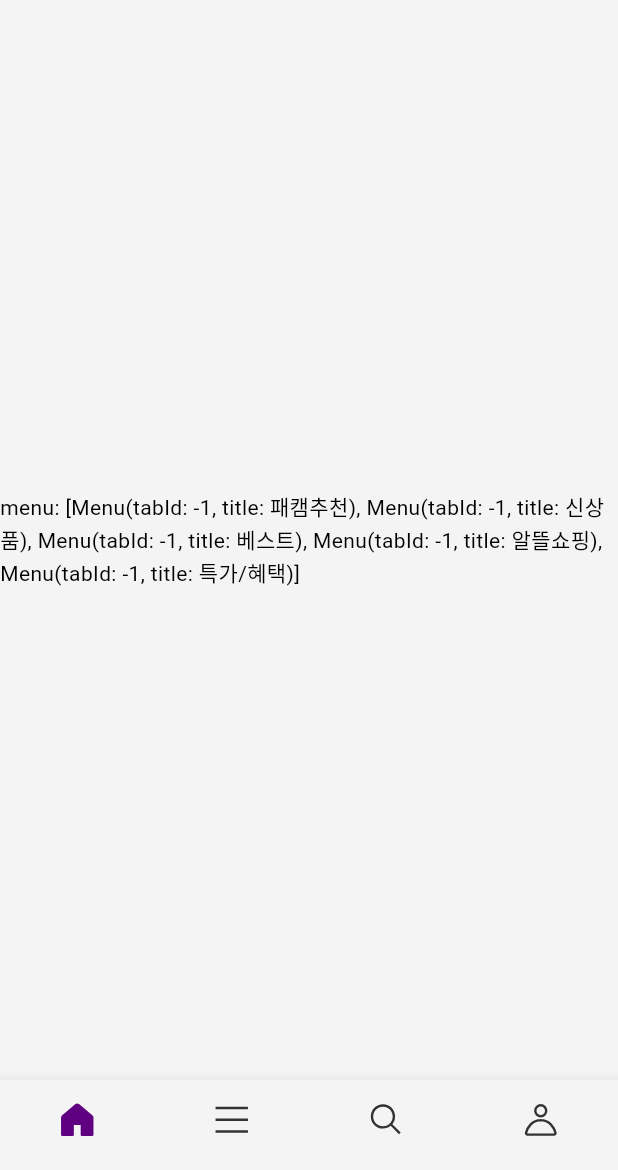
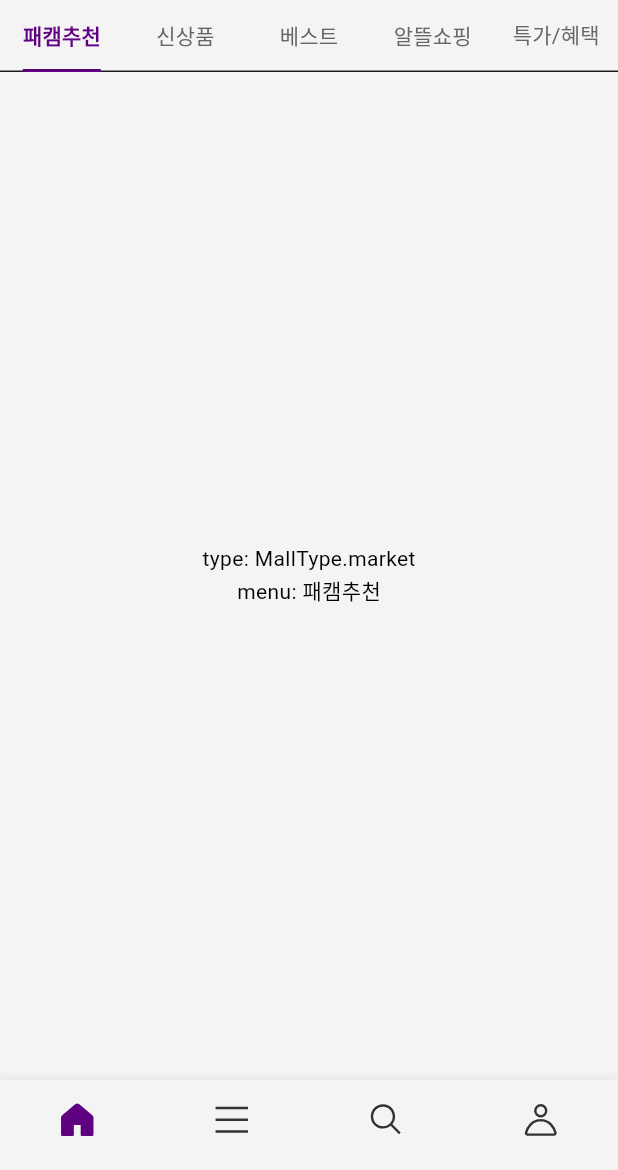
Before and after one commit to Jinwook-Song/e_commerce_2024, a Flutter app: the screen it shows after launch, on a phone screen of 412 x 824 dp, the part 66-1236 px from its top. Run offline on Flutter 3.47's test engine with Material 3 defaults, Android fonts, the phone set to English and light mode, and no system bars; our stand-ins replace dio, flutter_bloc, flutter_svg, freezed_annotation, get_it, go_router and 2 more; generated files the repository leaves out were written again; Roboto replaces fonts that are missing (Pretendard).

Commit message:
style: global nav bar

```diff
--- a/lib/presentation/screens/home/bloc/menu_bloc/menu_bloc.dart
+++ b/lib/presentation/screens/home/bloc/menu_bloc/menu_bloc.dart
@@ -32,6 +32,7 @@ class MenuBloc extends Bloc<MenuEvent, MenuState> {
     emit(state.copyWith(status: Status.loading));
 
     try {
+      await Future.delayed(const Duration(milliseconds: 3000));
       final response = await _fetch(mallType);
       response.when(
         success: (menus) {
--- a/lib/presentation/screens/home/home_screen.dart
+++ b/lib/presentation/screens/home/home_screen.dart
@@ -1,7 +1,10 @@
+import 'package:e_commerce/core/theme/constant/app_colors.dart';
 import 'package:e_commerce/core/utils/constants.dart';
 import 'package:e_commerce/core/utils/dialog/common_dialog.dart';
 import 'package:e_commerce/domain/usecase/display/display.usecase.dart';
 import 'package:e_commerce/presentation/screens/home/bloc/menu_bloc/menu_bloc.dart';
+import 'package:e_commerce/presentation/screens/home/widgets/global_nav/global_nav_bar.dart';
+import 'package:e_commerce/presentation/screens/home/widgets/global_nav/global_nav_bar_view.dart';
 import 'package:e_commerce/presentation/screens/main/cubit/mall_type_cubit.dart';
 import 'package:e_commerce/service_locator.dart';
 import 'package:flutter/material.dart';
@@ -37,11 +40,34 @@ class HomeScreenView extends StatelessWidget {
         builder: (_, state) {
           switch (state.status) {
             case Status.initial:
+              return const Center(child: CircularProgressIndicator.adaptive());
             case Status.loading:
-              return const Center(child: CircularProgressIndicator.adaptive());
+              return DefaultTabController(
+                key: ValueKey<MallType>(state.mallType),
+                length: state.menus.length,
+                child: Column(
+                  children: [
+                    GlobalNavBar(state.menus),
+                    GlobalNavBarView(
+                      menus: state.menus,
+                      mallType: state.mallType,
+                    ),
+                  ],
+                ),
+              );
             case Status.success:
-              return Center(
-                child: Text('menu: ${state.menus}'),
+              return DefaultTabController(
+                key: ValueKey<MallType>(state.mallType),
+                length: state.menus.length,
+                child: Column(
+                  children: [
+                    GlobalNavBar(state.menus),
+                    GlobalNavBarView(
+                      menus: state.menus,
+                      mallType: state.mallType,
+                    ),
+                  ],
+                ),
               );
 
             case Status.error:
--- /dev/null
+++ b/lib/presentation/screens/home/widgets/global_nav/global_nav_bar.dart
@@ -0,0 +1,61 @@
+import 'package:e_commerce/core/theme/constant/app_colors.dart';
+import 'package:e_commerce/core/theme/custom/custom_font_weight.dart';
+import 'package:e_commerce/core/theme/custom/custom_theme.dart';
+import 'package:e_commerce/core/utils/constants.dart';
+import 'package:e_commerce/domain/model/display/menu/menu.model.dart';
+import 'package:e_commerce/presentation/screens/home/bloc/menu_bloc/menu_bloc.dart';
+import 'package:flutter/material.dart';
+import 'package:flutter/widgets.dart';
+import 'package:flutter_bloc/flutter_bloc.dart';
+
+class GlobalNavBar extends StatelessWidget {
+  final List<Menu> menus;
+
+  const GlobalNavBar(this.menus, {super.key});
+
+  int get menuLength => menus.length;
+
+  @override
+  Widget build(BuildContext context) {
+    final theme = Theme.of(context);
+    return BlocBuilder<MenuBloc, MenuState>(
+      builder: (context, state) {
+        return Stack(
+          children: [
+            TabBar(
+              tabs: List.generate(
+                menuLength,
+                (index) => Tab(
+                  text: menus[index].title,
+                ),
+              ),
+              indicator: UnderlineTabIndicator(
+                borderSide: BorderSide(
+                  color: theme.colorScheme.primary,
+                  width: 2,
+                ),
+              ),
+              indicatorSize: TabBarIndicatorSize.label,
+              labelPadding: const EdgeInsets.symmetric(horizontal: 8),
+              labelStyle: theme.textTheme.titleSmall.semiBold,
+              unselectedLabelStyle: theme.textTheme.titleSmall,
+              unselectedLabelColor: theme.colorScheme.contentSecondary,
+            ),
+            if (state.status == Status.loading)
+              Positioned.fill(
+                child: ColoredBox(
+                  color: AppColors.primary.withOpacity(0.2),
+                  child: Center(
+                    child: Transform.scale(
+                      scale: 0.5,
+                      child: const CircularProgressIndicator(),
+                    ),
+                  ),
+                ),
+              ),
+          ],
+        );
+      },
+    );
+  }
+}
--- /dev/null
+++ b/lib/presentation/screens/home/widgets/global_nav/global_nav_bar_view.dart
@@ -0,0 +1,31 @@
+import 'package:e_commerce/domain/model/display/menu/menu.model.dart';
+import 'package:e_commerce/presentation/screens/main/cubit/mall_type_cubit.dart';
+import 'package:flutter/material.dart';
+
+class GlobalNavBarView extends StatelessWidget {
+  final List<Menu> menus;
+  final MallType mallType;
+  const GlobalNavBarView({
+    super.key,
+    required this.menus,
+    required this.mallType,
+  });
+
+  @override
+  Widget build(BuildContext context) {
+    return Expanded(
+      child: TabBarView(
+        children: List.generate(
+          menus.length,
+          (index) => Column(
+            mainAxisAlignment: MainAxisAlignment.center,
+            children: [
+              Text('type: $mallType'),
+              Text('menu: ${menus[index].title}'),
+            ],
+          ),
+        ),
+      ),
+    );
+  }
+}
```
